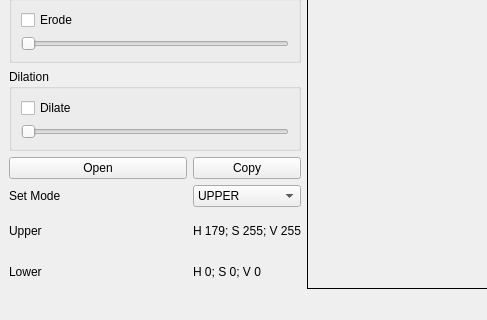
This is assets/main_window.ui in hariangr/HsvRangeTool as Qt 5 draws it before an edit; both pictures show x 0 to 487 and y 443 to 763 of the 900 by 763 pixel window. The edited form follows.
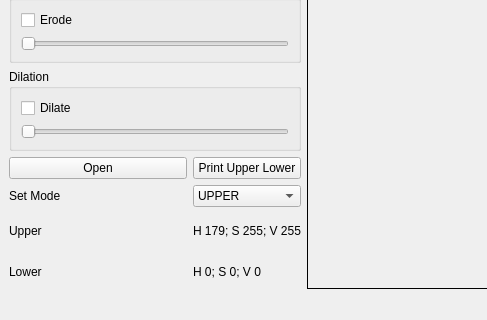
This is the edited form.

Commit message: change copy btn use

Diff of the .ui file:
```diff
--- a/assets/main_window.ui
+++ b/assets/main_window.ui
@@ -374,7 +374,7 @@
         <item row="1" column="1">
          <widget class="QPushButton" name="btnCopy">
           <property name="text">
-           <string>Copy</string>
+           <string>Print Upper Lower</string>
           </property>
          </widget>
         </item>
```
The commit also changes 1 other file.
